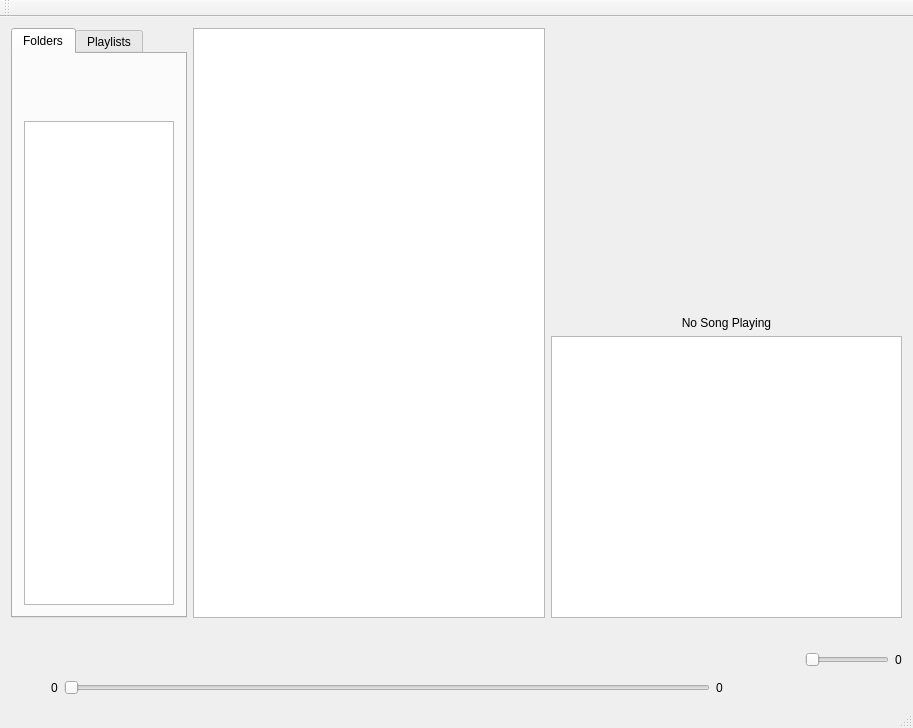
First picture: the form in ZenPlayer.ui, repository zenix935/ZenPlayer, before the edit.
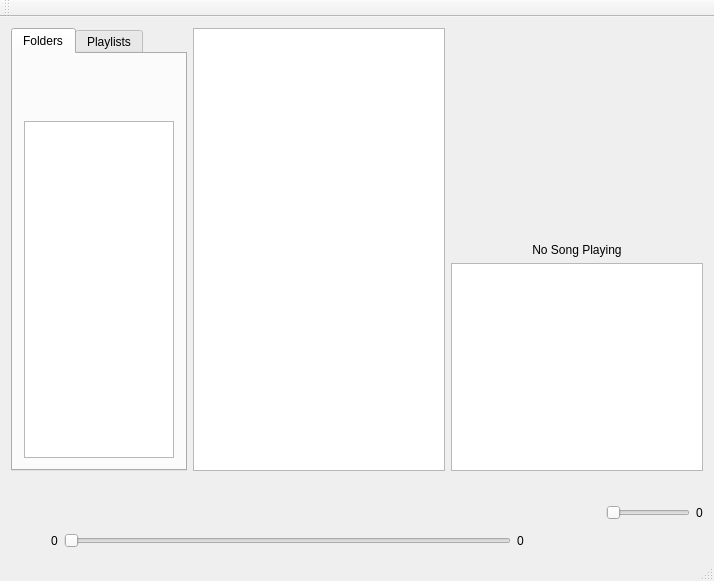
Second picture: the form after the edit. Icons and pictures are not drawn.

Diff of the .ui file:
```diff
--- a/ZenPlayer.ui
+++ b/ZenPlayer.ui
@@ -6,8 +6,8 @@
    <rect>
     <x>0</x>
     <y>0</y>
-    <width>913</width>
-    <height>728</height>
+    <width>714</width>
+    <height>581</height>
    </rect>
   </property>
   <property name="windowTitle">
```
Left out of the diff: 2 changed lines with no effect on the pictures.
